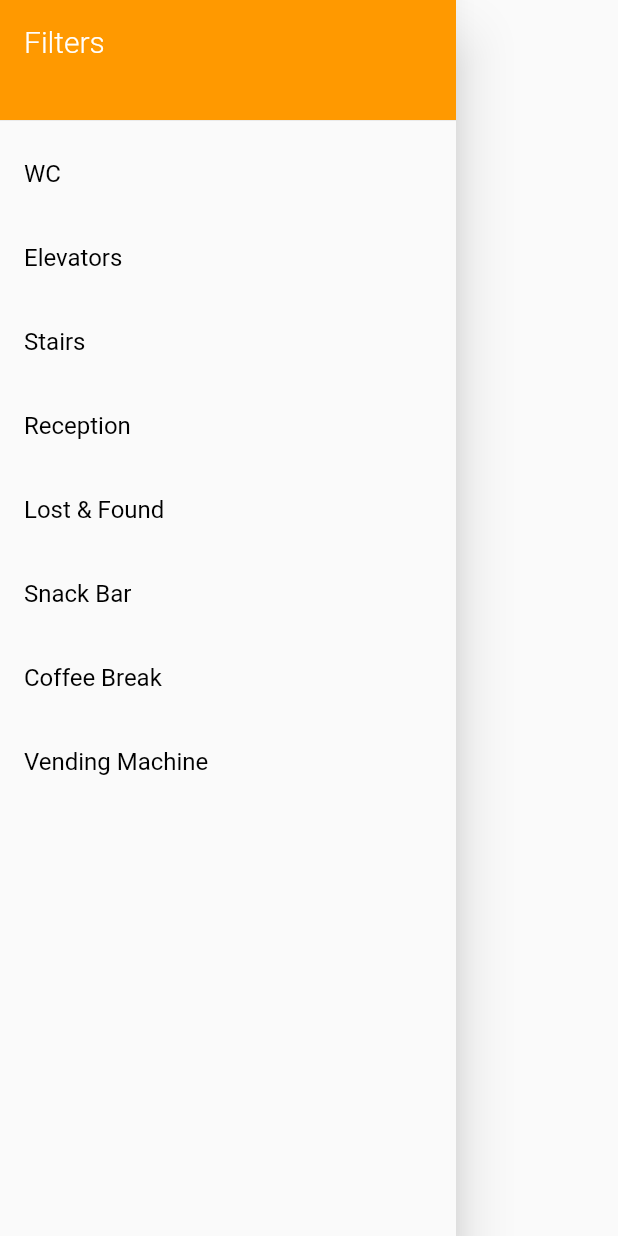
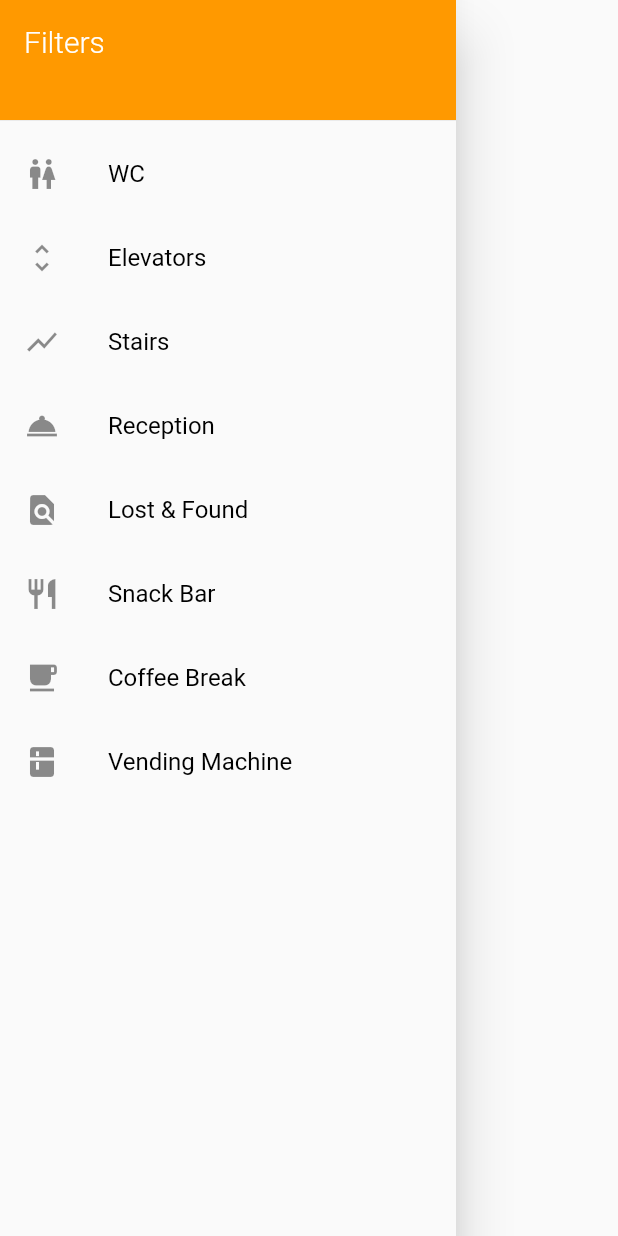
Before and after one commit to softeng-feup/open-cx-admins, a Flutter app: the FilterBox widget shown alone on an empty page, opened directly, on a phone screen of 412 x 824 dp. Run offline on Flutter 3.47's test engine with Material 2 defaults, Android fonts, the phone set to English and light mode, and no system bars; our stand-ins replace google_maps_flutter; missing offline and left inert: autocomplete_textfield.

Commit message:
Added icons to filter box

```diff
--- a/guideasy_app/lib/view/widgets/FilterBox.dart
+++ b/guideasy_app/lib/view/widgets/FilterBox.dart
@@ -18,48 +18,56 @@ class FilterBox extends StatelessWidget{//StatefulWidget {
                 ),
               ),
               ListTile(
+                  leading: Icon(Icons.wc),
                   title: Text('WC', style: TextStyle(color: Colors.black,)),
                   onTap: () {
                     Navigator.pop(context);
                   }
               ),
               ListTile(
+                leading: Icon(Icons.unfold_more),
                 title: Text('Elevators', style: TextStyle(color: Colors.black,)),
                 onTap: () {
                   Navigator.pop(context);
                 },
               ),
               ListTile(
+                leading: Icon(Icons.show_chart),
                 title: Text('Stairs', style: TextStyle(color: Colors.black,)),
                 onTap: () {
                   Navigator.pop(context);
                 },
               ),
               ListTile(
+                leading: Icon(Icons.room_service),
                 title: Text('Reception', style: TextStyle(color: Colors.black,)),
                 onTap: () {
                   Navigator.pop(context);
                 },
               ),
               ListTile(
+                leading: Icon(Icons.find_in_page),
                 title: Text('Lost & Found', style: TextStyle(color: Colors.black,)),
                 onTap: () {
                   Navigator.pop(context);
                 },
               ),
               ListTile(
+                leading: Icon(Icons.restaurant),
                 title: Text('Snack Bar', style: TextStyle(color: Colors.black,)),
                 onTap: () {
                   Navigator.pop(context);
                 },
               ),
               ListTile(
+                leading: Icon(Icons.local_cafe),
                 title: Text('Coffee Break', style: TextStyle(color: Colors.black,)),
                 onTap: () {
                   Navigator.pop(context);
                 },
               ),
               ListTile(
+                leading: Icon(Icons.kitchen),
                 title: Text('Vending Machine', style: TextStyle(color: Colors.black,)),
                 onTap: () {
                   Navigator.pop(context);
```
